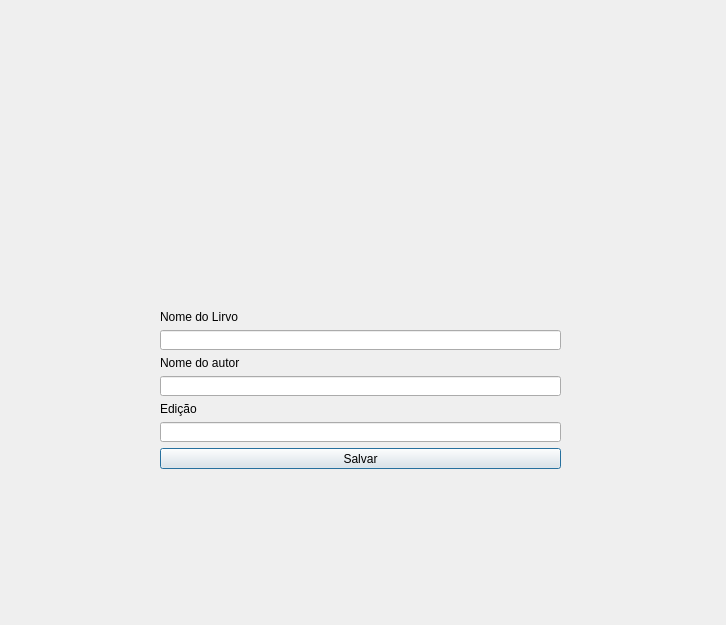
Before: the Qt Designer form cadlivro.ui in Winicios22/Gbiblioteca, drawn with Qt 5.
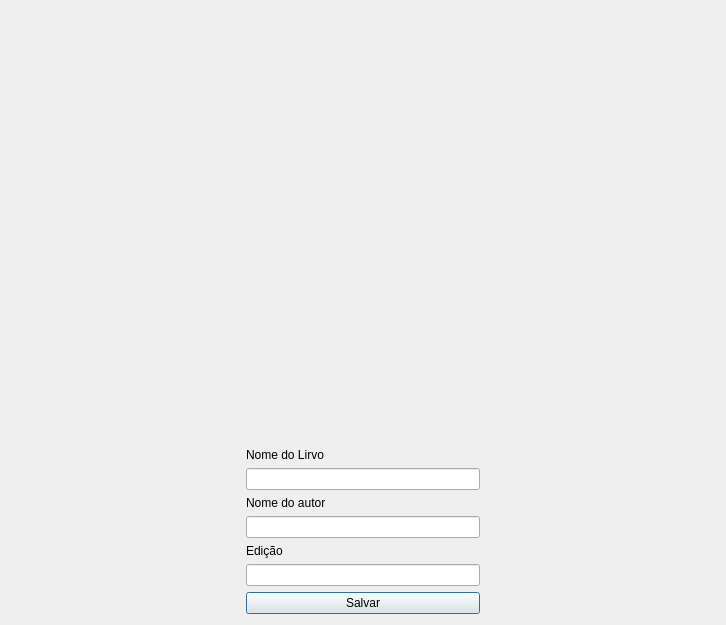
After: the same form once the commit is applied. Icons and pictures are not drawn.

```diff
--- a/cadlivro.ui
+++ b/cadlivro.ui
@@ -13,15 +13,47 @@
   <property name="windowTitle">
    <string>Cadastro de livro</string>
   </property>
-  <widget class="QWidget" name="verticalLayoutWidget">
-   <property name="geometry">
-    <rect>
-     <x>160</x>
-     <y>310</y>
-     <width>401</width>
-     <height>160</height>
-    </rect>
-   </property>
+  <layout class="QGridLayout" name="gridLayout">
+   <item row="0" column="2">
+    <spacer name="verticalSpacer_2">
+     <property name="orientation">
+      <enum>Qt::Vertical</enum>
+     </property>
+     <property name="sizeHint" stdset="0">
+      <size>
+       <width>100</width>
+       <height>100</height>
+      </size>
+     </property>
+    </spacer>
+   </item>
+   <item row="2" column="3">
+    <spacer name="horizontalSpacer_2">
+     <property name="orientation">
+      <enum>Qt::Horizontal</enum>
+     </property>
+     <property name="sizeHint" stdset="0">
+      <size>
+       <width>40</width>
+       <height>20</height>
+      </size>
+     </property>
+    </spacer>
+   </item>
+   <item row="3" column="2">
+    <spacer name="verticalSpacer">
+     <property name="orientation">
+      <enum>Qt::Vertical</enum>
+     </property>
+     <property name="sizeHint" stdset="0">
+      <size>
+       <width>20</width>
+       <height>40</height>
+      </size>
+     </property>
+    </spacer>
+   </item>
+   <item row="4" column="2">
    <layout class="QVBoxLayout" name="verticalLayout">
     <item>
      <widget class="QLabel" name="label">
@@ -61,16 +93,22 @@
      </widget>
     </item>
    </layout>
-  </widget>
+   </item>
+   <item row="2" column="1">
+    <spacer name="horizontalSpacer">
+     <property name="orientation">
+      <enum>Qt::Horizontal</enum>
+     </property>
+     <property name="sizeHint" stdset="0">
+      <size>
+       <width>40</width>
+       <height>20</height>
+      </size>
+     </property>
+    </spacer>
+   </item>
+   <item row="2" column="2">
   <widget class="QLabel" name="label_3">
-   <property name="geometry">
-    <rect>
-     <x>290</x>
-     <y>110</y>
-     <width>171</width>
-     <height>151</height>
-    </rect>
-   </property>
    <property name="text">
     <string/>
    </property>
@@ -81,6 +119,8 @@
     <bool>true</bool>
    </property>
   </widget>
+   </item>
+  </layout>
  </widget>
  <resources/>
  <connections/>
```
Left out of the diff: 8 changed lines with no effect on the pictures. Lines whose indentation alone changed are shown as unchanged.
